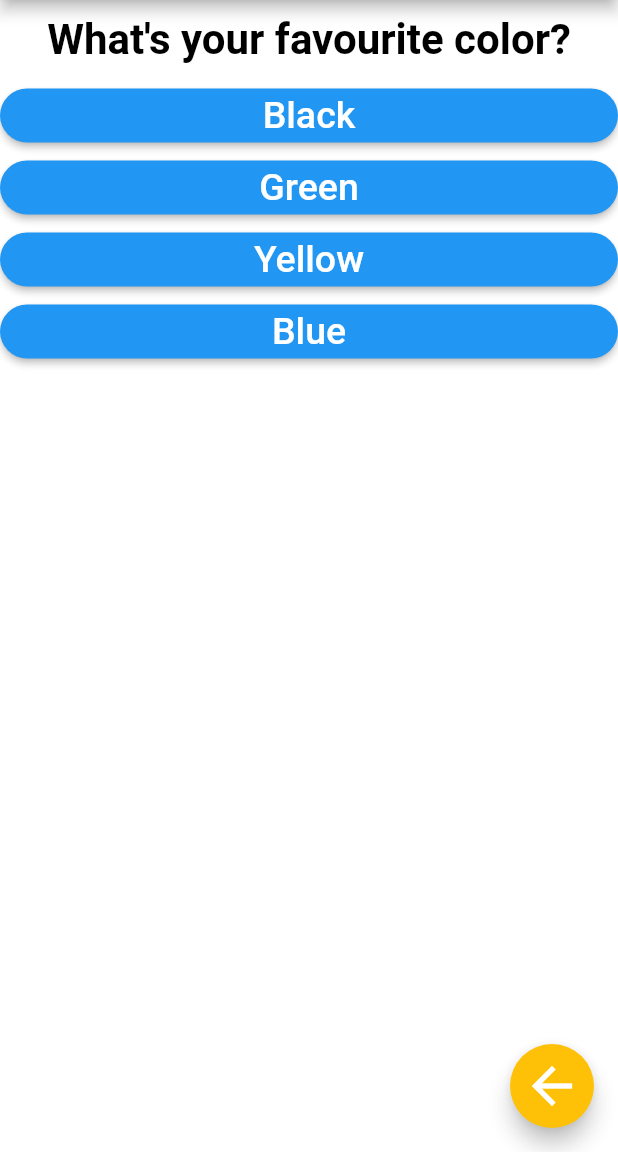
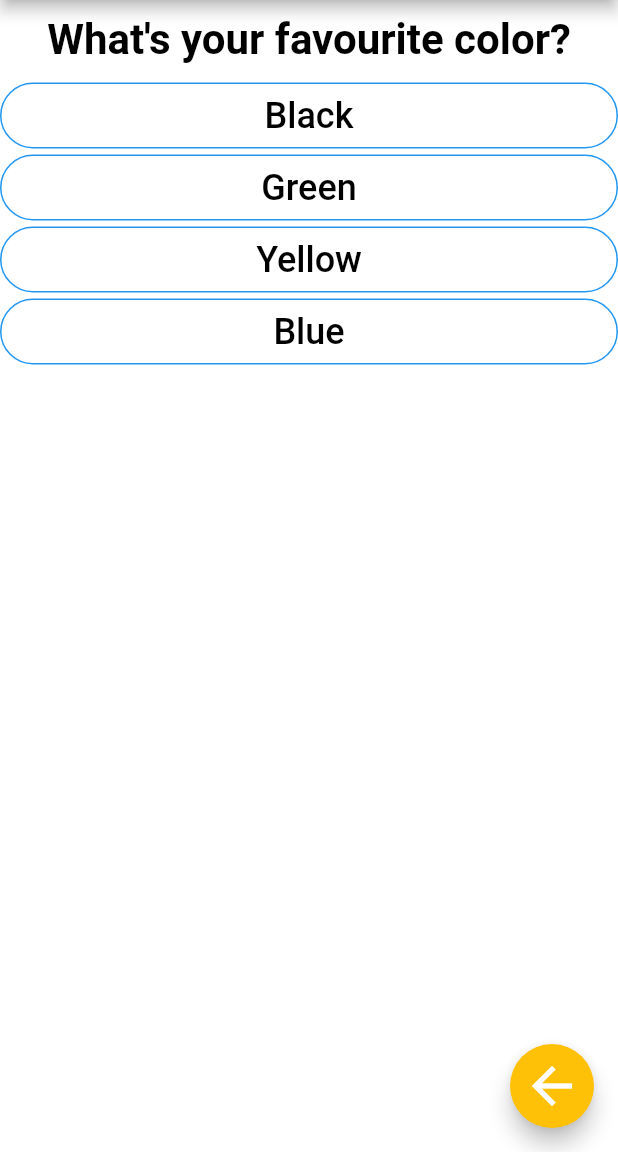
Before and after one commit to fyras19/ieee_cs_quizz_app, a Flutter app: the FirstScreen screen opened by its route, on a phone screen of 412 x 824 dp, the part 84-1236 px from its top. Run offline on Flutter 3.47's test engine with Material 2 defaults, Android fonts, the phone set to English and light mode, and no system bars.

Commit message:
TextButton instead of RaisedButton

```diff
--- a/lib/widgets/ansewer.dart
+++ b/lib/widgets/ansewer.dart
@@ -4,21 +4,43 @@ class Ansewer extends StatelessWidget {
   final String ansewerText;
   final Function x;
 
-  Ansewer(this.x,this.ansewerText);
+  Ansewer(this.x, this.ansewerText);
 
   @override
   Widget build(BuildContext context) {
     return Container(
       width: double.infinity,
-
-      child: RaisedButton(
-         shape: RoundedRectangleBorder(
-          borderRadius: BorderRadius.circular(80.0),
-    ),
+      child:
+          /* RaisedButton(
+        shape: RoundedRectangleBorder(
+          borderRadius: BorderRadius.circular(90.0),
+        ),
         color: Colors.blue,
         textColor: Colors.white,
-        child: Text(ansewerText,style: TextStyle(fontSize: 25),),
+        child: Text(
+          ansewerText,
+          style: TextStyle(fontSize: 25),
+        ),
         onPressed: x,
+      ), */
+          TextButton(
+        onPressed: x,
+        child: SizedBox(
+          width: (MediaQuery.of(context).size.width) * 0.5,
+          child: Center(
+              child: Text(
+            ansewerText,
+            style: TextStyle(fontSize: 24.0, color: Colors.black),
+          )),
+        ),
+        style: TextButton.styleFrom(
+            primary: Colors.yellow,
+            backgroundColor: Colors.white,
+            shape: StadiumBorder(),
+            side: BorderSide(
+              width: 1.0,
+              color: Colors.blue,
+            )),
       ),
     );
   }
```
